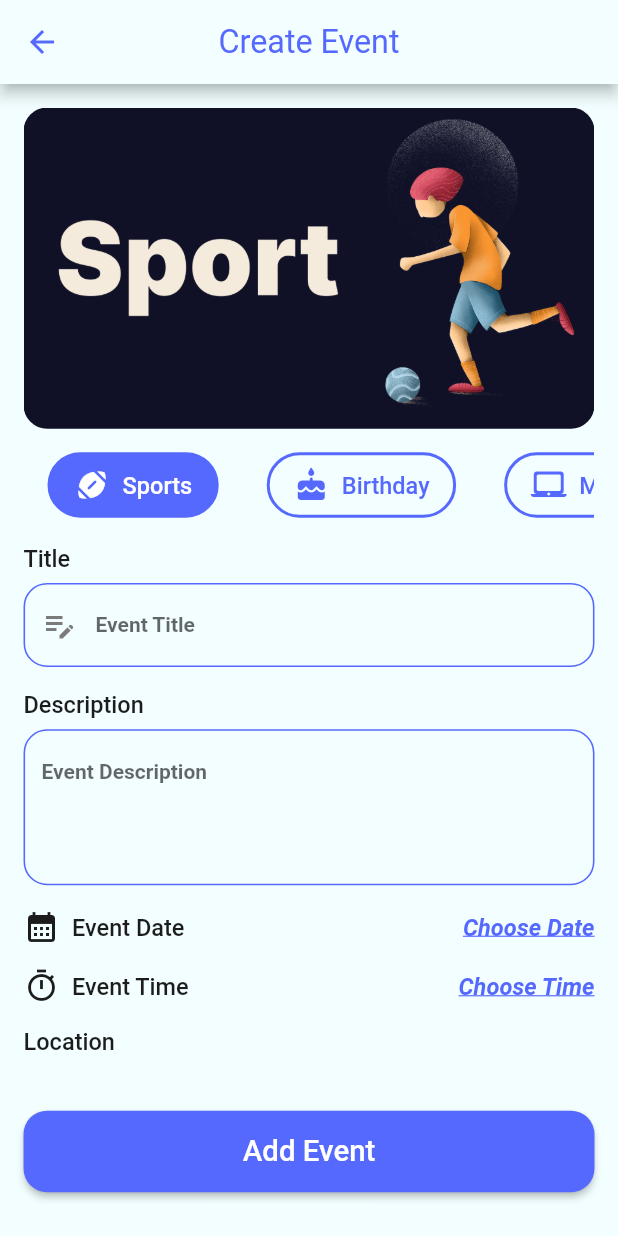
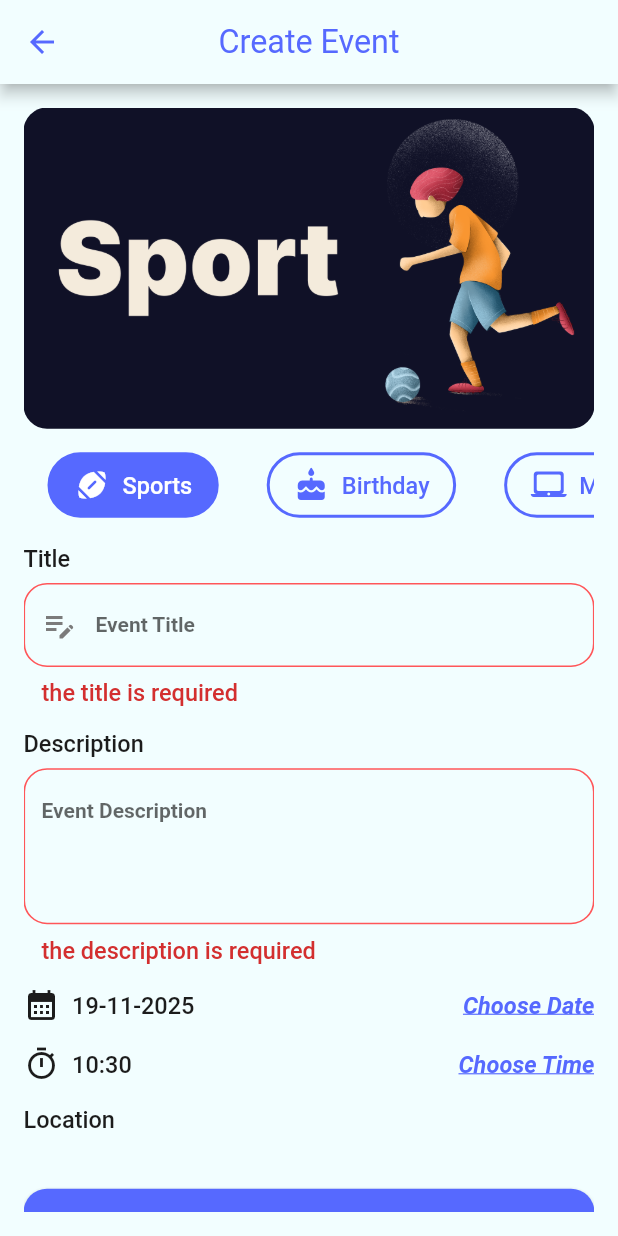
Before and after one commit to alaasabri456/Evently_app, a Flutter app: the CreateEvent screen opened by its route, after a tap on "Add Event", on a phone screen of 412 x 824 dp. Run offline on Flutter 3.47's test engine with Material 3 defaults, Android fonts, the phone set to English and light mode, and no system bars; our stand-ins replace cloud_firestore, firebase_auth, firebase_core, flutter_screenutil, fluttertoast, google_sign_in and 1 more; accounts and stored records are empty.

Commit message:
add event to firestore get events from firestore sorted by date filter events by category

```diff
--- a/lib/core/extensions/date_time_ex.dart
+++ b/lib/core/extensions/date_time_ex.dart
@@ -10,4 +10,15 @@ extension DateExtension on DateTime{
 
     return day.toString();
   }
+
+  String get toFormattedDate{
+
+    return DateFormat("dd-MM-yyyy").format(this);
+  }
+
+
+  String get toFormattedTime{
+    return DateFormat("hh:mm").format(this);
+  }
+
 }
--- a/lib/core/resources/validators.dart
+++ b/lib/core/resources/validators.dart
@@ -3,8 +3,8 @@ abstract class Validator{
     if(name==null||name.trim().isEmpty){
       return "the name is required";
     }
-    if (name.length < 4) {
-      return "Name should be at least 6 chars";
+    if (name.length < 3) {
+      return "Name should be at least 3 chars";
     }
     return null;
   }
@@ -37,5 +37,18 @@ abstract class Validator{
     return null;
   }
 
+  static String? validateEventTitle(String? title) {
+    if(title==null||title.trim().isEmpty){
+      return "the title is required";
+    }
+}
 
+  static String? validateEventDescription(String? description) {
+    if (description == null || description
+        .trim()
+        .isEmpty) {
+      return "the description is required";
+
+    }
+  }
 }
--- a/lib/core/widgets/event_item.dart
+++ b/lib/core/widgets/event_item.dart
@@ -35,14 +35,14 @@ class _EventItemState extends State<EventItem> {
               padding: REdgeInsets.all(8.0),
               child: Column(
                 children: [
-                  Text(widget.event.data.viewDayNumber,
+                  Text(widget.event.dateTime.viewDayNumber,
                     style: TextStyle(
                       fontSize: 20.sp,
                       color: ColorsManager.blue,
                       fontWeight: FontWeight.bold,
                     ),
                   ),
-                  Text(widget.event.data.viewMonthName,
+                  Text(widget.event.dateTime.viewMonthName,
                       style: TextStyle( fontSize: 14.sp,
                         color: ColorsManager.blue,
                         fontWeight: FontWeight.bold,)
--- a/lib/features/authenticatin/login/auth_service.dart
+++ b/lib/features/authenticatin/login/auth_service.dart
@@ -8,7 +8,7 @@ class AuthService {
     if(!isInitialize) {
       await _google.initialize(
         serverClientId:
-        '760020282271-0jhq74fu8iq63oh6e0bu76ucerrtkbpn.apps.googleusercontent.com',
+        '760020282271-oj9ju569hcd0g52hto577sia2our5ul8.apps.googleusercontent.com',
       );
     }
     isInitialize=true;
--- a/lib/features/create_event/create_event.dart
+++ b/lib/features/create_event/create_event.dart
@@ -1,11 +1,16 @@
 
 
+import 'package:evently/core/extensions/date_time_ex.dart';
 import 'package:evently/core/resources/assets_manager.dart';
 import 'package:evently/core/resources/colors_manager.dart';
+import 'package:evently/core/resources/validators.dart';
+import 'package:evently/core/ui_utils.dart';
 import 'package:evently/core/widgets/custom_elevated_button.dart';
 import 'package:evently/core/widgets/custom_tab_bar.dart';
 import 'package:evently/core/widgets/custom_text_button.dart';
+import 'package:evently/firebase/firebase_service.dart';
 import 'package:evently/models/category_model.dart';
+import 'package:evently/models/event_model.dart';
 import 'package:flutter/material.dart';
 import 'package:flutter_screenutil/flutter_screenutil.dart';
 
@@ -21,6 +26,25 @@ class CreateEvent extends StatefulWidget {
 
 class _CreateEventState extends State<CreateEvent> {
   late CategoryModel selectedCategory=CategoryModel.getCategory(context)[0];
+late TextEditingController _titleController;
+  late TextEditingController _descriptionController;
+  DateTime selectedDateTime = DateTime.now();
+  TimeOfDay selectedTimeTemp = TimeOfDay.now();
+  GlobalKey<FormState>_formKey=GlobalKey<FormState>();
+  @override
+  void initState() {
+    // TODO: implement initState
+    super.initState();
+    _titleController = TextEditingController();
+    _descriptionController = TextEditingController();
+  }
+  @override
+  void dispose() {
+    // TODO: implement dispose
+    _titleController.dispose();
+    _descriptionController.dispose();
+    super.dispose();
+  }
   @override
   Widget build(BuildContext context) {
     AppLocalizations appLocalizations=AppLocalizations.of(context)!;
@@ -33,6 +57,8 @@ class _CreateEventState extends State<CreateEvent> {
       body: Padding(
         padding: REdgeInsets.all(16),
         child: SingleChildScrollView(
+          child: Form(
+            key: _formKey,
             child: Column(
               crossAxisAlignment: CrossAxisAlignment.stretch,
 
@@ -50,40 +76,84 @@ class _CreateEventState extends State<CreateEvent> {
                 SizedBox(height:16.h),
                 Text(appLocalizations.title,style:Theme.of(context).textTheme.bodySmall),
                   SizedBox(height: 8.h),
-                CustomTextFormField(hintText:appLocalizations.event_title,keyboardType:TextInputType.text,
+                  CustomTextFormField(validator:Validator.validateEventTitle,controller: _titleController,
+                    hintText:appLocalizations.event_title,keyboardType:TextInputType.text,
             prefixIcon:Icon(Icons.edit_note),),
                 SizedBox(height: 16.h),
                 Text(appLocalizations.description,style:Theme.of(context).textTheme.bodySmall),
                 SizedBox(height: 8.h),
-              CustomTextFormField(hintText:appLocalizations.event_description ,maxLiens: 4,keyboardType:TextInputType.text,),
+                CustomTextFormField(validator:Validator.validateEventDescription,controller: _descriptionController,
+                  hintText:appLocalizations.event_description ,maxLiens: 4,keyboardType:TextInputType.text,),
                 SizedBox(height: 16.h),
                 Row(children: [Icon(Icons.calendar_month,),
                   SizedBox(width: 8.w,),
-                Text(appLocalizations.event_date,style:Theme.of(context).textTheme.bodySmall),
+                  Text( selectedDateTime.toFormattedDate,style:Theme.of(context).textTheme.bodySmall),
                   Spacer(),
-                CustomTextButton(text: appLocalizations.choose_date, onTap: (){
-                  showDatePicker(context: context, firstDate: DateTime.now(), lastDate: DateTime.now().add(Duration(days: 365)));
-                })
+                  CustomTextButton(text: appLocalizations.choose_date,    onTap: _selectEventData,)
                 ],),
                 SizedBox(height: 16.h),
                 Row(children: [Icon(Icons.timer_outlined),
                   SizedBox(width: 8.w,),
-                Text(appLocalizations.event_time,style:Theme.of(context).textTheme.bodySmall),
+                  Text( selectedDateTime.toFormattedTime,style:Theme.of(context).textTheme.bodySmall),
                   Spacer(),
-                CustomTextButton(text:appLocalizations.choose_time, onTap: (){
-                  showTimePicker(context: context, initialTime: TimeOfDay.now());
-                })
+                  CustomTextButton(text:appLocalizations.choose_time, onTap: _selectEventTime ,
+                  )
                 ],),
                 SizedBox(height: 16.h),
                 Text(appLocalizations.location,style:Theme.of(context).textTheme.bodySmall),
                 SizedBox(height: 30.h),
                 SizedBox(height: 8.h),
-              CustomElevatedButton(onPressed: (){}, text: appLocalizations.add_event)
+                CustomElevatedButton(onPressed: _createEvent, text: appLocalizations.add_event)
 
               ],
             ),
           ),
         ),
+      ),
     );
   }
+
+  void _selectEventData() async {
+    selectedDateTime =
+        await showDatePicker(
+         // locale: Locale("ar"),
+          context: context,
+          firstDate: DateTime.now(),
+          lastDate: DateTime.now().add(Duration(days: 365)),
+        ) ??
+            selectedDateTime;
+    selectedDateTime = selectedDateTime.copyWith(
+      hour: selectedTimeTemp.hour,
+      minute: selectedTimeTemp.minute,
+    );
+    print(selectedDateTime.toString());
+    setState(() {});
   }
+
+  void _selectEventTime() async {
+    selectedTimeTemp =
+        await showTimePicker(context: context, initialTime: TimeOfDay.now()) ??
+            selectedTimeTemp;
+    selectedDateTime = selectedDateTime.copyWith(
+      hour: selectedTimeTemp.hour,
+      minute: selectedTimeTemp.minute,
+    );
+    setState(() {});
+  }
+
+  void _createEvent()async{
+    if(_formKey.currentState?.validate()==false)return;
+    selectedDateTime;
+    selectedCategory;
+    _descriptionController;
+    _titleController;
+    EventModel event=EventModel(id:"",category: selectedCategory, title: _titleController.text, description: _descriptionController.text, dateTime: selectedDateTime);
+    UiUtils.showLoading(context, false);
+await FirebaseService.addEventToFireStore(event,context);
+UiUtils.hideDialog(context);
+    UiUtils.showToastMessage("Event created successfully", Colors.green);
+    Navigator.pop(context);
+  }
+
+
+}
--- a/lib/features/main_layout/favourite/favourite_tab.dart
+++ b/lib/features/main_layout/favourite/favourite_tab.dart
@@ -26,7 +26,7 @@ class FavouriteTab extends StatelessWidget {
           ),
 
         ),),
-          Expanded(child: ListView.builder(itemBuilder: (context, index) =>EventItem(event:EventModel(category: CategoryModel.getCategory(context)[3], title: "FSDGFHG", description: "JHJGHFDF", data: DateTime.now(), timeOfDay: TimeOfDay.now()) ,) ,itemCount: 20,
+          Expanded(child: ListView.builder(itemBuilder: (context, index) =>EventItem(event:EventModel(id: "",category: CategoryModel.getCategory(context)[3], title: "FSDGFHG", description: "JHJGHFDF", dateTime: DateTime.now()) ,) ,itemCount: 20,
           )
           )
         ],
--- a/lib/main.dart
+++ b/lib/main.dart
@@ -41,8 +41,8 @@ class MyApp extends StatelessWidget {
       builder: (context, child) =>  MaterialApp(
         debugShowCheckedModeBanner: false,
         onGenerateRoute:RoutesManager.router,
-        initialRoute: FirebaseAuth.instance.currentUser==null?RoutesManager.login:RoutesManager.mainLayout,
-        //initialRoute: RoutesManager.login,
+       initialRoute: FirebaseAuth.instance.currentUser==null?RoutesManager.login:RoutesManager.mainLayout,
+       // initialRoute: RoutesManager.login,
         theme: ThemeManager.light,
         darkTheme:ThemeManager.dark ,
         themeMode: themeProvider.currentTheme,
--- a/lib/models/category_model.dart
+++ b/lib/models/category_model.dart
@@ -5,7 +5,7 @@ import 'package:flutter/material.dart';
 import '../core/resources/assets_manager.dart';
 
 class CategoryModel{
-  int categId;
+  String categId;
   String categName;
   IconData categIcon;
   String imgPath;
@@ -13,16 +13,16 @@ class CategoryModel{
   static List<CategoryModel> getCategoryWithAll(BuildContext context){
     AppLocalizations appLocalizations=AppLocalizations.of(context)!;
     return [
-      CategoryModel(categId:0, categName:appLocalizations.all , categIcon: Icons.all_inclusive, imgPath: "imgPath"),
-      CategoryModel(categId:1 , categName:appLocalizations.sports  ,categIcon: Icons.sports_football_rounded, imgPath: ImageAssets.sports),
-      CategoryModel(categId:2, categName:appLocalizations.birthday,  categIcon: Icons.cake_rounded, imgPath:ImageAssets.birthday),
-      CategoryModel(categId:3, categName:appLocalizations.meeting,  categIcon: Icons.laptop_mac_rounded, imgPath: ImageAssets.meeting),
-      CategoryModel(categId:4,categName:appLocalizations.gaming,  categIcon: Icons.gamepad_rounded, imgPath: ImageAssets.gaming),
-      CategoryModel(categId:5,categName:appLocalizations.eating, categIcon: Icons.local_pizza_rounded, imgPath:ImageAssets.eating),
-      CategoryModel(categId:6,categName:appLocalizations.holiday , categIcon: Icons.holiday_village_rounded, imgPath: ImageAssets.holiday),
-      CategoryModel(categId:7, categName:appLocalizations.exhibition,  categIcon: Icons.water_drop_rounded, imgPath:ImageAssets.exhibition),
-      CategoryModel(categId:8, categName:appLocalizations.workshop,  categIcon: Icons.workspaces_rounded, imgPath: ImageAssets.workshop),
-      CategoryModel(categId:9, categName:appLocalizations.book_club,  categIcon: Icons.book_online_rounded, imgPath: ImageAssets.bookClub),
+      CategoryModel(categId:"0", categName:appLocalizations.all , categIcon: Icons.all_inclusive, imgPath: "imgPath"),
+      CategoryModel(categId:"1" , categName:appLocalizations.sports  ,categIcon: Icons.sports_football_rounded, imgPath: ImageAssets.sports),
+      CategoryModel(categId:"2", categName:appLocalizations.birthday,  categIcon: Icons.cake_rounded, imgPath:ImageAssets.birthday),
+      CategoryModel(categId:"3", categName:appLocalizations.meeting,  categIcon: Icons.laptop_mac_rounded, imgPath: ImageAssets.meeting),
+      CategoryModel(categId:"4",categName:appLocalizations.gaming,  categIcon: Icons.gamepad_rounded, imgPath: ImageAssets.gaming),
+      CategoryModel(categId:"5",categName:appLocalizations.eating, categIcon: Icons.local_pizza_rounded, imgPath:ImageAssets.eating),
+      CategoryModel(categId:"6",categName:appLocalizations.holiday , categIcon: Icons.holiday_village_rounded, imgPath: ImageAssets.holiday),
+      CategoryModel(categId:"7", categName:appLocalizations.exhibition,  categIcon: Icons.water_drop_rounded, imgPath:ImageAssets.exhibition),
+      CategoryModel(categId:"8", categName:appLocalizations.workshop,  categIcon: Icons.workspaces_rounded, imgPath: ImageAssets.workshop),
+      CategoryModel(categId:"9", categName:appLocalizations.book_club,  categIcon: Icons.book_online_rounded, imgPath: ImageAssets.bookClub),
     ];
   }
 
@@ -30,15 +30,15 @@ class CategoryModel{
     AppLocalizations appLocalizations=AppLocalizations.of(context)!;
     return [
 
-      CategoryModel(categId:1 , categName:appLocalizations.sports  ,categIcon: Icons.sports_football_rounded, imgPath: ImageAssets.sports),
-      CategoryModel(categId:2, categName:appLocalizations.birthday,  categIcon: Icons.cake_rounded, imgPath:ImageAssets.birthday),
-      CategoryModel(categId:3, categName:appLocalizations.meeting,  categIcon: Icons.laptop_mac_rounded, imgPath: ImageAssets.meeting),
-      CategoryModel(categId:4,categName:appLocalizations.gaming,  categIcon: Icons.gamepad_rounded, imgPath: ImageAssets.gaming),
-      CategoryModel(categId:5,categName:appLocalizations.eating, categIcon: Icons.local_pizza_rounded, imgPath:ImageAssets.eating),
-      CategoryModel(categId:6,categName:appLocalizations.holiday , categIcon: Icons.holiday_village_rounded, imgPath: ImageAssets.holiday),
-      CategoryModel(categId:7, categName:appLocalizations.exhibition,  categIcon: Icons.water_drop_rounded, imgPath:ImageAssets.exhibition),
-      CategoryModel(categId:8, categName:appLocalizations.workshop,  categIcon: Icons.workspaces_rounded, imgPath: ImageAssets.workshop),
-      CategoryModel(categId:9, categName:appLocalizations.book_club,  categIcon: Icons.book_online_rounded, imgPath: ImageAssets.bookClub),
+      CategoryModel(categId:"1", categName:appLocalizations.sports  ,categIcon: Icons.sports_football_rounded, imgPath: ImageAssets.sports),
+      CategoryModel(categId:"2", categName:appLocalizations.birthday,  categIcon: Icons.cake_rounded, imgPath:ImageAssets.birthday),
+      CategoryModel(categId:"3", categName:appLocalizations.meeting,  categIcon: Icons.laptop_mac_rounded, imgPath: ImageAssets.meeting),
+      CategoryModel(categId:"4",categName:appLocalizations.gaming,  categIcon: Icons.gamepad_rounded, imgPath: ImageAssets.gaming),
+      CategoryModel(categId:"5",categName:appLocalizations.eating, categIcon: Icons.local_pizza_rounded, imgPath:ImageAssets.eating),
+      CategoryModel(categId:"6",categName:appLocalizations.holiday , categIcon: Icons.holiday_village_rounded, imgPath: ImageAssets.holiday),
+      CategoryModel(categId:"7", categName:appLocalizations.exhibition,  categIcon: Icons.water_drop_rounded, imgPath:ImageAssets.exhibition),
+      CategoryModel(categId:"8", categName:appLocalizations.workshop,  categIcon: Icons.workspaces_rounded, imgPath: ImageAssets.workshop),
+      CategoryModel(categId:"9", categName:appLocalizations.book_club,  categIcon: Icons.book_online_rounded, imgPath: ImageAssets.bookClub),
 
     ];
   }
--- a/lib/models/event_model.dart
+++ b/lib/models/event_model.dart
@@ -1,12 +1,34 @@
+
+
+import 'package:cloud_firestore/cloud_firestore.dart';
 import 'package:evently/models/category_model.dart';
 import 'package:flutter/material.dart';
 
 class EventModel{
+  String id;
   CategoryModel category;
   String title;
   String description;
-   DateTime data;
-   TimeOfDay timeOfDay;
-  EventModel ({required this.category,required this.title,required this.description,required this.data,required this.timeOfDay});
+   DateTime dateTime;
+
+  EventModel ({required this.id,required this.category,required this.title,required this.description,required this.dateTime});
+  EventModel.fromJson(Map<String, dynamic> json, BuildContext context)
+      : this(
+    id: json["id"],
+    category: CategoryModel.getCategory(
+      context,
+    ).firstWhere((category) => category.categId == json["categoryId"]),
+    title: json["title"],
+    description: json["description"],
+    dateTime: (json["dateTime"] as Timestamp).toDate(),
+  );
+
+  Map<String, dynamic> toJson() => {
+    "id": id,
+    "categoryId": category.categId,
+    "title": title,
+    "description": description,
+    "dateTime": dateTime,
+  };
 
 }
--- a/lib/models/user_model.dart
+++ b/lib/models/user_model.dart
@@ -5,4 +5,15 @@ String name;
 String email;
 UserModel({required this.id,required this.email,required this.name});
 
+UserModel.fromJson(Map<String, dynamic>json):this(
+    id: json["id"],
+    name: json["name"],
+    email: json["email"],
+);
+Map<String,dynamic> toJson()=>{
+  "id":id,
+  "name":name,
+  "email":email,
+};
+
 }
```
Also changed, not shown: lib/features/main_layout/home/home_tab.dart (+29 -7 lines), lib/firebase/firebase_service.dart (+70 -15 lines). Lines whose indentation alone changed are shown as unchanged.
